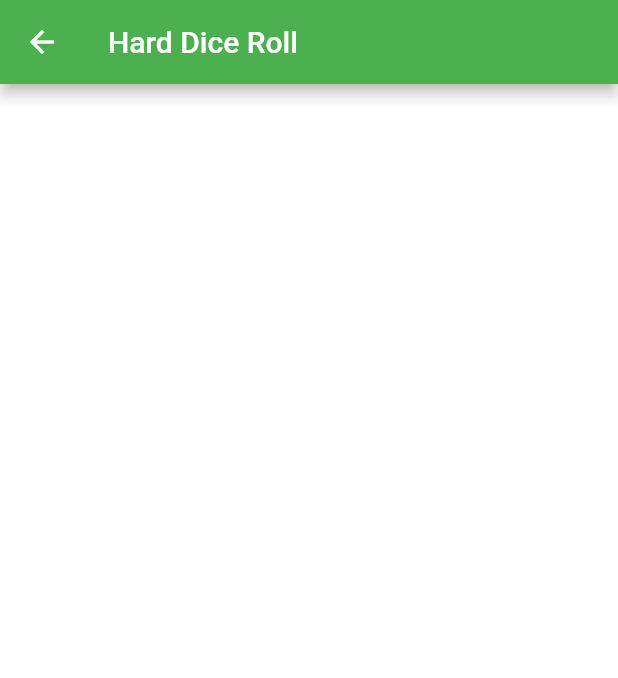
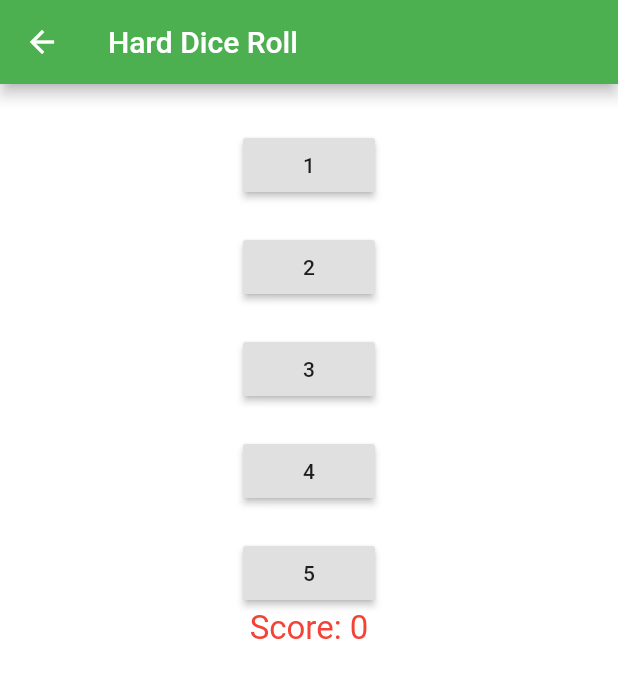
Before and after one commit to I-am-Zain/fa17_bse_075, a Flutter app: the ChoicePage screen opened directly, on a phone screen of 412 x 824 dp. Shown: the top 678 px of the screen. Run offline on Flutter 3.47's test engine with Material 2 defaults, Android fonts, the phone set to English and light mode, and no system bars.

Commit message:
dice choices.dart

```diff
--- a/lib/HardPage.dart
+++ b/lib/HardPage.dart
@@ -35,8 +35,10 @@ class _HardDiceState extends State<HardDice> {
                  onPressed: (){
                    setState(() {
                      changeImage();
+
                      _visible =!_visible;
-                     //diceChoice();
+
+                     diceChoice();
 
                    });
                  },
@@ -45,10 +47,22 @@ class _HardDiceState extends State<HardDice> {
 
 
             ],),
-            Expanded(child: Visibility(visible: !_visible, child: Image.asset('image/'+imageArray[randomIntForDiceOne], height: 150, width: 150,)))
+            Expanded(child: Visibility(
+                visible: !_visible,
+                child: Image.asset('image/'+imageArray[randomIntForDiceOne], height: 150, width: 150,)),
+
+            ),
+            Padding(
+              padding: const EdgeInsets.only(top: 60),
+              child: RaisedButton(onPressed:() {Navigator.pop(context);},
+                child: Text('Exit'),
+              ),
+            )
           ],
+
         ),
       ),
+
     );
   }
   void changeImage() {
@@ -63,4 +77,5 @@ class _HardDiceState extends State<HardDice> {
     });
   }
 
+
 }
--- a/lib/choices.dart
+++ b/lib/choices.dart
@@ -1,10 +1,14 @@
 import 'package:flutter/material.dart';
+import 'HardPage.dart';
 class ChoicePage extends StatefulWidget {
   @override
   _ChoicePageState createState() => _ChoicePageState();
 }
 
 class _ChoicePageState extends State<ChoicePage> {
+  var finalScore = 0;
+
+
   @override
   Widget build(BuildContext context) {
     return Scaffold(
@@ -12,6 +16,54 @@ class _ChoicePageState extends State<ChoicePage> {
       appBar: AppBar(
         title: Text('Hard Dice Roll'),
       ),
+      body: Container(
+        margin: const EdgeInsets.all(10.0),
+        alignment: Alignment.topCenter,
+        child: Column(
+          children: [
+            Padding(
+              padding: const EdgeInsets.only(top: 20),
+              child: RaisedButton(onPressed:() {
+                // ignore: unrelated_type_equality_checks
+
+                //Navigator.pop(context);
+                },
+                child: Text('1'),
+              ),
+            ),
+            Padding(
+              padding: const EdgeInsets.only(top: 20),
+              child: RaisedButton(onPressed:() {Navigator.pop(context);},
+                child: Text('2'),
+              ),
+            ),
+            Padding(
+              padding: const EdgeInsets.only(top: 20),
+              child: RaisedButton(onPressed:() {Navigator.pop(context);},
+                child: Text('3'),
+              ),
+            ),
+            Padding(
+              padding: const EdgeInsets.only(top: 20),
+              child: RaisedButton(onPressed:() {Navigator.pop(context);},
+                child: Text('4'),
+              ),
+            ),
+            Padding(
+              padding: const EdgeInsets.only(top: 20),
+              child: RaisedButton(onPressed:() {Navigator.pop(context);},
+                child: Text('5'),
+              ),
+            ),
+            new Text(
+              "Score: $finalScore",
+              style: new TextStyle(
+                  fontSize: 22.0, color: Colors.red),
+            )
+          ],
+        ),
+      ),
     );
   }
+
 }
```
